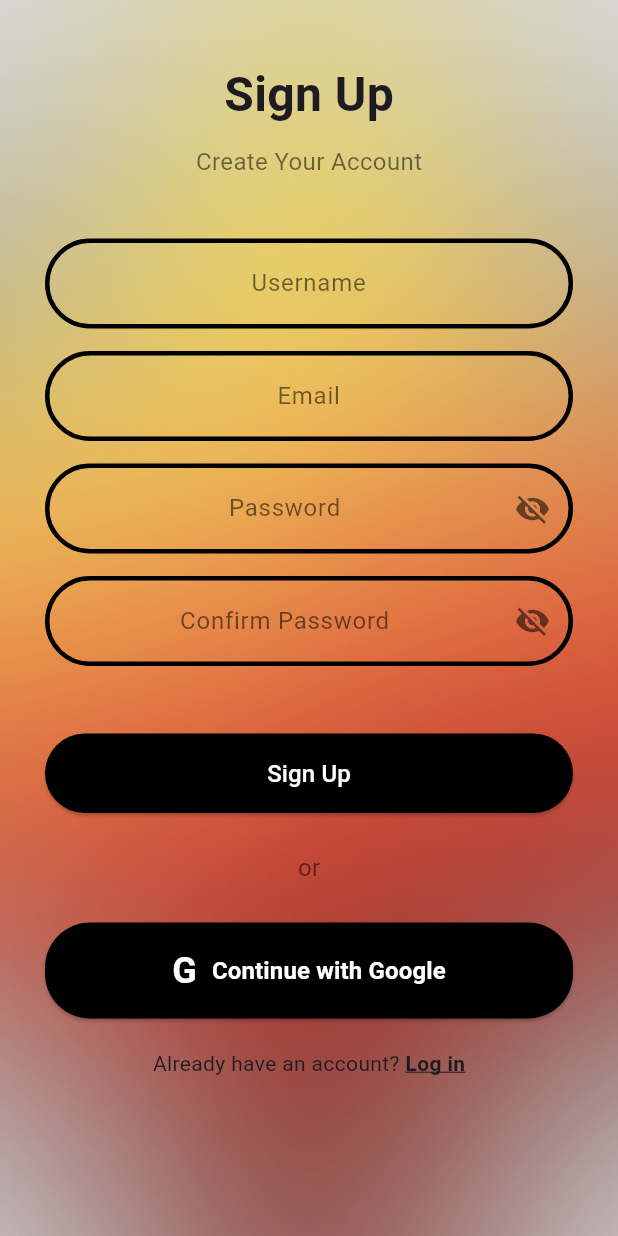
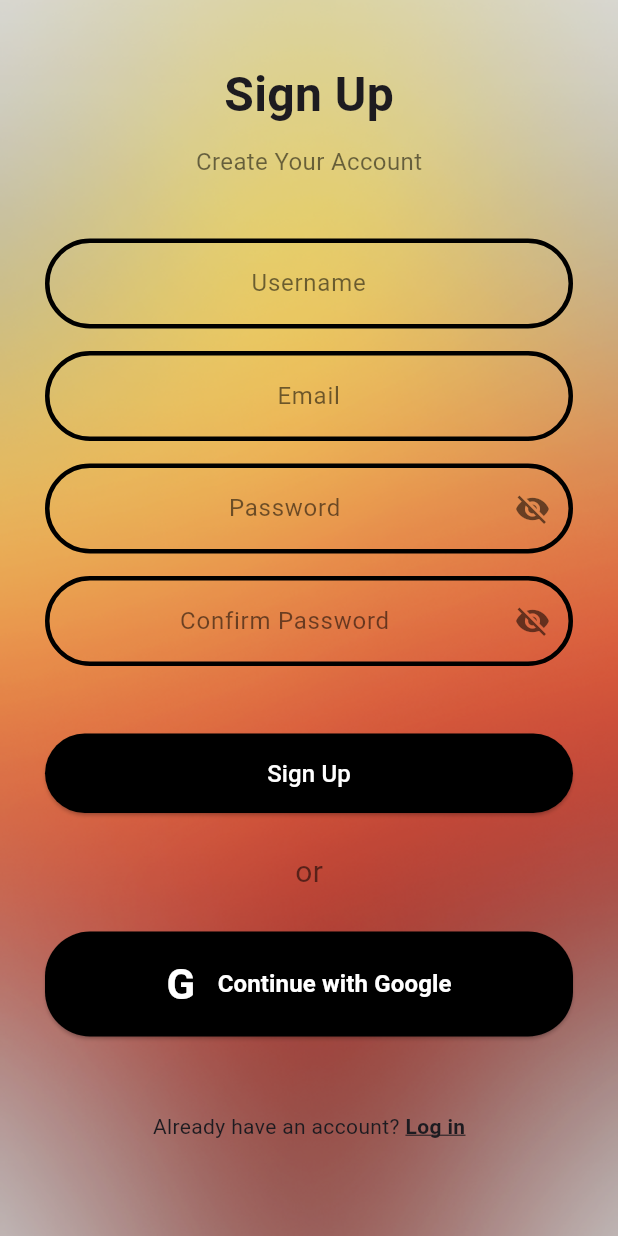
Before and after one commit to Sallam124/viva_journal, a Flutter app: the screen it shows after launch, on a phone screen of 412 x 824 dp. Run offline on Flutter 3.47's test engine with Material 3 defaults, Android fonts, the phone set to English and light mode, and no system bars; our stand-ins replace firebase_auth, firebase_core, google_sign_in; accounts and stored records are empty; Roboto replaces fonts that are missing (SF Pro Display).

Commit message:
firebase/google authentication/reset_password

```diff
--- a/viva_journal/lib/main.dart
+++ b/viva_journal/lib/main.dart
@@ -1,14 +1,25 @@
 import 'package:flutter/material.dart';
 import 'package:firebase_core/firebase_core.dart';
+import 'firebase_options.dart'; // ✅ Firebase Configurations
 import 'package:viva_journal/screens/loading_screen.dart';
 import 'package:viva_journal/screens/login_screen.dart';
 import 'package:viva_journal/screens/sign_up_screen.dart';
 import 'package:viva_journal/screens/home.dart';
 import 'package:viva_journal/screens/background_theme.dart';
+import 'package:viva_journal/screens/reset_password.dart'; // ✅ Import Reset Password Screen
+import 'package:viva_journal/widgets/widgets.dart'; // ✅ Import widgets.dart for `buildWillPopWrapper`
+
+// Global Navigator Key for retrieving context anywhere
+final GlobalKey<NavigatorState> navigatorKey = GlobalKey<NavigatorState>();
 
 void main() async {
   WidgetsFlutterBinding.ensureInitialized();
-  await Firebase.initializeApp();
+
+  // ✅ Correct Firebase initialization using firebase_options.dart
+  await Firebase.initializeApp(
+    options: DefaultFirebaseOptions.currentPlatform,
+  );
+
   runApp(const MyApp());
 }
 
@@ -18,46 +29,49 @@ class MyApp extends StatelessWidget {
   @override
   Widget build(BuildContext context) {
     return MaterialApp(
+      navigatorKey: navigatorKey, // ✅ Enables global navigation access
       debugShowCheckedModeBanner: false,
       title: 'Flutter Journal App',
       theme: ThemeData(
         fontFamily: 'SF Pro Display',
         primarySwatch: Colors.grey,
+        pageTransitionsTheme: PageTransitionsTheme( // ✅ Global Page Transition Animation
+          builders: {
+            TargetPlatform.android: FadePageTransition(), // ✅ Custom Fade Transition
+            TargetPlatform.iOS: FadePageTransition(), // ✅ Works for iOS too
+          },
+        ),
       ),
-      home: WillPopScope(
-        onWillPop: () async {
-          return await _onWillPop(context); // Check for back press
-        },
-        child: BackgroundContainer(child: SignUpScreen()), // Wrap with background
+      home: buildWillPopWrapper(
+        child: BackgroundContainer(child: SignUpScreen()), // ✅ Wrapped with WillPopScope for exit confirmation
       ),
       routes: {
-        '/signUp': (context) => BackgroundContainer(child: SignUpScreen()),
-        // '/home': (context) => BackgroundContainer(child: ()),
-        '/loading': (context) => BackgroundContainer(child: LoadingScreen()),
-        '/login': (context) => BackgroundContainer(child: LoginScreen()),
+        '/signUp': (context) => buildWillPopWrapper(
+          child: BackgroundContainer(child: SignUpScreen()),
+        ),
+        '/loading': (context) => buildWillPopWrapper(
+          child: BackgroundContainer(child: LoadingScreen()),
+        ),
+        '/login': (context) => buildWillPopWrapper(
+          child: BackgroundContainer(child: LoginScreen()),
+        ),
+        '/home': (context) => buildWillPopWrapper(
+          child: BackgroundContainer(child: HomeScreen()),
+        ),
+        '/resetPassword': (context) => buildWillPopWrapper(
+          child: BackgroundContainer(child: ForgotPasswordScreen()), // ✅ Added Reset Password Route
+        ),
       },
     );
   }
+}
 
-  Future<bool> _onWillPop(BuildContext context) async {
-    // Show a confirmation dialog when the back button is pressed
-    final shouldExit = await showDialog(
-      context: context,
-      builder: (context) => AlertDialog(
-        title: const Text('Are you sure?'),
-        content: const Text('Do you want to exit the app?'),
-        actions: <Widget>[
-          TextButton(
-            onPressed: () => Navigator.of(context).pop(false), // Don't exit
-            child: const Text('No'),
-          ),
-          TextButton(
-            onPressed: () => Navigator.of(context).pop(true), // Exit
-            child: const Text('Yes'),
-          ),
-        ],
-      ),
-    );
-    return shouldExit ?? false; // Only exit if the user confirms
+/// ✅ Custom Fade Transition for all Screens
+class FadePageTransition extends PageTransitionsBuilder {
+  @override
+  Widget buildTransitions<T>(
+      PageRoute<T> route, BuildContext context, Animation<double> animation,
+      Animation<double> secondaryAnimation, Widget child) {
+    return FadeTransition(opacity: animation, child: child);
   }
 }
--- a/viva_journal/lib/screens/sign_up_screen.dart
+++ b/viva_journal/lib/screens/sign_up_screen.dart
@@ -1,6 +1,7 @@
 import 'package:flutter/material.dart';
+import 'package:firebase_auth/firebase_auth.dart';
 import 'package:google_sign_in/google_sign_in.dart';
-import 'package:viva_journal/widgets/widgets.dart';  // Importing the form_widgets.dart file
+import 'package:viva_journal/widgets/widgets.dart';
 import 'package:viva_journal/screens/background_theme.dart';
 import 'package:viva_journal/screens/home.dart';
 import 'package:viva_journal/screens/login_screen.dart';
@@ -25,7 +26,7 @@ class _SignUpScreenState extends State<SignUpScreen> {
 
   bool _obscurePassword = true;
   bool _obscureConfirmPassword = true;
-  final GoogleSignIn _googleSignIn = GoogleSignIn();
+  final FirebaseAuth _auth = FirebaseAuth.instance;
 
   String? errorMessage;
 
@@ -38,16 +39,60 @@ class _SignUpScreenState extends State<SignUpScreen> {
     super.dispose();
   }
 
+  /// ✅ Handles Sign-Up with Email & Password
+  Future<void> _signUp() async {
+    if (_usernameController.text.isEmpty ||
+        _emailController.text.isEmpty ||
+        _passwordController.text.isEmpty ||
+        _confirmPasswordController.text.isEmpty) {
+      setState(() {
+        errorMessage = 'Please fill in all the fields.';
+      });
+      return;
+    }
+
+    if (_passwordController.text != _confirmPasswordController.text) {
+      setState(() {
+        errorMessage = 'Passwords do not match.';
+      });
+      return;
+    }
+
+    try {
+      UserCredential userCredential = await _auth.createUserWithEmailAndPassword(
+        email: _emailController.text.trim(),
+        password: _passwordController.text.trim(),
+      );
+
+      print("User registered: ${userCredential.user?.email}");
+      Navigator.pushReplacement(context, MaterialPageRoute(builder: (context) => HomeScreen()));
+    } on FirebaseAuthException catch (e) {
+      setState(() {
+        errorMessage = e.message;
+      });
+    }
+  }
+
+  /// ✅ Handles Google Sign-In & Links to Firebase
   Future<void> _handleGoogleSignIn() async {
     try {
-      final GoogleSignInAccount? account = await _googleSignIn.signIn();
-      if (account != null) {
-        Navigator.pushReplacementNamed(context, '/home');
-      } else {
+      final GoogleSignInAccount? googleUser = await GoogleSignIn().signIn();
+      if (googleUser == null) {
         setState(() {
           errorMessage = "Google Sign-In failed. Please try again.";
         });
+        return;
       }
+
+      final GoogleSignInAuthentication googleAuth = await googleUser.authentication;
+      final AuthCredential credential = GoogleAuthProvider.credential(
+        accessToken: googleAuth.accessToken,
+        idToken: googleAuth.idToken,
+      );
+
+      UserCredential userCredential = await _auth.signInWithCredential(credential);
+      print("Google User signed in: ${userCredential.user?.email}");
+      Navigator.pushReplacement(context, MaterialPageRoute(builder: (context) => HomeScreen()));
     } catch (error) {
       setState(() {
         errorMessage = "Google Sign-In error: $error";
@@ -55,89 +100,44 @@ class _SignUpScreenState extends State<SignUpScreen> {
     }
   }
 
-  void _signUp() {
-    if (_usernameController.text.isEmpty || _emailController.text.isEmpty || _passwordController.text.isEmpty || _confirmPasswordController.text.isEmpty) {
-      setState(() {
-        errorMessage = 'Please fill in all the fields.';
-      });
-    } else if (_passwordController.text != _confirmPasswordController.text) {
-      setState(() {
-        errorMessage = 'Passwords do not match.';
-      });
-    } else {
-      Navigator.pushReplacement(context, MaterialPageRoute(builder: (context) => HomeScreen()));
-    }
-  }
-
   @override
   Widget build(BuildContext context) {
     return Scaffold(
-      resizeToAvoidBottomInset: true,  // Allow resizing when keyboard is shown
+      resizeToAvoidBottomInset: true,
       body: BackgroundContainer(
-        child: SingleChildScrollView(  // Make the screen scrollable to handle keyboard overlap
+        child: SingleChildScrollView(
           child: Padding(
             padding: const EdgeInsets.symmetric(horizontal: 30),
             child: Column(
               children: [
-                const SizedBox(height: 40),  // Adds space from the top
+                const SizedBox(height: 40),
                 const Text(
                   'Sign Up',
                   style: TextStyle(fontSize: 32, fontWeight: FontWeight.bold),
                 ),
                 const SizedBox(height: 10),
-                const Text(
-                  'Create Your Account',
-                  style: TextStyle(fontSize: 16, color: Colors.black54),
-                ),
+                const Text('Create Your Account', style: TextStyle(fontSize: 16, color: Colors.black54)),
                 const SizedBox(height: 40),
-                buildTextField(_usernameController, 'Username', _usernameFocusNode, context, () {
-                  FocusScope.of(context).requestFocus(_usernameFocusNode);
-                }),
+                buildTextField(_usernameController, 'Username', _usernameFocusNode, context, () {}),
                 const SizedBox(height: 15),
-                buildTextField(_emailController, 'Email', _emailFocusNode, context, () {
-                  FocusScope.of(context).requestFocus(_emailFocusNode);
-                }),
+                buildTextField(_emailController, 'Email', _emailFocusNode, context, () {}),
                 const SizedBox(height: 15),
-                buildPasswordField(
-                  _passwordController,
-                  'Password',
-                  true,
-                  _passwordFocusNode,
-                  context,
-                      () {
-                    FocusScope.of(context).requestFocus(_passwordFocusNode);
-                  },
-                  _obscurePassword,
-                      () {
+                buildPasswordField(_passwordController, 'Password', _passwordFocusNode, context, () {}, _obscurePassword, () {
                   setState(() {
                     _obscurePassword = !_obscurePassword;
                   });
-                  },
-                ),
+                }),
                 const SizedBox(height: 15),
-                buildPasswordField(
-                  _confirmPasswordController,
-                  'Confirm Password',
-                  false,
-                  _confirmPasswordFocusNode,
-                  context,
-                      () {
-                    FocusScope.of(context).requestFocus(_confirmPasswordFocusNode);
-                  },
-                  _obscureConfirmPassword,
-                      () {
+                buildPasswordField(_confirmPasswordController, 'Confirm Password', _confirmPasswordFocusNode, context, () {}, _obscureConfirmPassword, () {
                   setState(() {
                     _obscureConfirmPassword = !_obscureConfirmPassword;
                   });
-                  },
-                ),
-                const SizedBox(height: 30),
+                }),
+                const SizedBox(height: 20),
+
                 if (errorMessage != null)
-                  Text(
-                    errorMessage!,
-                    style: TextStyle(color: Colors.red, fontSize: 14, fontWeight: FontWeight.bold),
-                  ),
-                const SizedBox(height: 15),
+                  Text(errorMessage!, style: const TextStyle(color: Colors.black54, fontSize: 14, fontWeight: FontWeight.bold)),
+                const SizedBox(height: 25),
                 SizedBox(
                   width: double.infinity,
                   child: ElevatedButton(
@@ -145,52 +145,36 @@ class _SignUpScreenState extends State<SignUpScreen> {
                     style: ElevatedButton.styleFrom(
                       backgroundColor: Colors.black,
                       padding: const EdgeInsets.symmetric(vertical: 15),
-                      shape: RoundedRectangleBorder(
-                        borderRadius: BorderRadius.circular(30),
-                      ),
+                      shape: RoundedRectangleBorder(borderRadius: BorderRadius.circular(30)),
                     ),
                     child: const Text('Sign Up', style: TextStyle(fontSize: 16, color: Colors.white)),
                   ),
                 ),
                 const SizedBox(height: 25),
-                const Text('or', style: TextStyle(fontSize: 16, color: Colors.black54)),
+                const Text('or', style: TextStyle(fontSize: 20, color: Colors.black54)),
                 const SizedBox(height: 25),
                 SizedBox(
                   width: double.infinity,
                   child: ElevatedButton(
                     onPressed: _handleGoogleSignIn,
-                    child: Row(
-                      mainAxisAlignment: MainAxisAlignment.center,
-                      children: const [
-                        Text(
-                          'G',
-                          style: TextStyle(
-                            fontSize: 24,
-                            fontWeight: FontWeight.bold,
-                            color: Colors.white,
-                          ),
-                        ),
-                        SizedBox(width: 10),
-                        Text(
-                          'Continue with Google',
-                          style: TextStyle(
-                            fontSize: 16,
-                            fontWeight: FontWeight.bold,
-                            color: Colors.white,
-                          ),
-                        ),
-                      ],
-                    ),
                     style: ElevatedButton.styleFrom(
                       backgroundColor: Colors.black,
                       padding: const EdgeInsets.symmetric(vertical: 15),
-                      shape: RoundedRectangleBorder(
-                        borderRadius: BorderRadius.circular(30),
+                      shape: RoundedRectangleBorder(borderRadius: BorderRadius.circular(30)),
+                    ),
+                    child: Row(
+                      mainAxisAlignment: MainAxisAlignment.center,
+
+                      children: const [
+                        Text('G', style: TextStyle(fontSize: 28, fontWeight: FontWeight.bold, color: Colors.white)),
+                        SizedBox(width: 15),
+                        SizedBox(height: 8),
+                        Text('Continue with Google', style: TextStyle(fontSize: 16, fontWeight: FontWeight.bold, color: Colors.white)),
+                      ],
                     ),
                   ),
                 ),
-                ),
-                const SizedBox(height: 20),
+                const SizedBox(height: 50),
                 Row(
                   mainAxisAlignment: MainAxisAlignment.center,
                   children: [
@@ -210,13 +194,7 @@ class _SignUpScreenState extends State<SignUpScreen> {
                     ),
                   ],
                 ),
-                const SizedBox(height: 112),
-                const Text(
-                  'By creating an account, you agree to the terms and\nConditions and Privacy Policy',
-                  textAlign: TextAlign.center,
-                  style: TextStyle(fontSize: 12, color: Colors.black54),
-                ),
-                const SizedBox(height: 2),  // Adjust this space to ensure proper layout
+                const SizedBox(height: 113),
               ],
             ),
           ),
--- a/viva_journal/lib/widgets/widgets.dart
+++ b/viva_journal/lib/widgets/widgets.dart
@@ -1,5 +1,9 @@
 import 'package:flutter/material.dart';
 
+/// ✅ Global Navigator Key for retrieving context anywhere
+final GlobalKey<NavigatorState> navigatorKey = GlobalKey<NavigatorState>();
+
+/// ✅ Builds a custom text field with styling
 Widget buildTextField(
     TextEditingController controller,
     String hint,
@@ -30,10 +34,10 @@ Widget buildTextField(
   );
 }
 
+/// ✅ Builds a password field with a visibility toggle
 Widget buildPasswordField(
     TextEditingController controller,
     String hint,
-    bool isPassword,
     FocusNode focusNode,
     BuildContext context,
     void Function() onTap,
@@ -49,12 +53,9 @@ Widget buildPasswordField(
       ),
       child: TextField(
         controller: controller,
-        obscureText: isPassword ? obscurePassword : obscurePassword,
+        obscureText: obscurePassword,
         focusNode: focusNode,
         textAlign: TextAlign.center,
-        onChanged: (text) {
-          // Optional: You can use this to clear error messages when typing
-        },
         decoration: InputDecoration(
           hintText: hint,
           hintStyle: const TextStyle(color: Colors.black54),
@@ -62,9 +63,7 @@ Widget buildPasswordField(
           border: InputBorder.none,
           suffixIcon: IconButton(
             icon: Icon(
-              isPassword
-                  ? (obscurePassword ? Icons.visibility_off : Icons.visibility)
-                  : (obscurePassword ? Icons.visibility_off : Icons.visibility),
+              obscurePassword ? Icons.visibility_off : Icons.visibility,
               color: Colors.black54,
             ),
             onPressed: togglePasswordVisibility,
@@ -75,3 +74,38 @@ Widget buildPasswordField(
     ),
   );
 }
+
+/// ✅ Wrapper to show exit confirmation when back button is pressed
+Widget buildWillPopWrapper({required Widget child}) {
+  return WillPopScope(
+    onWillPop: _onWillPop, // ✅ Uses the function below
+    child: child,
+  );
+}
+
+/// ✅ Function that shows exit confirmation dialog
+Future<bool> _onWillPop() async {
+  // ✅ Get the current context from the global navigation key
+  BuildContext? context = navigatorKey.currentContext;
+
+  if (context == null) return false; // Fallback if context is not found
+
+  final shouldExit = await showDialog<bool>(
+    context: context,
+    builder: (context) => AlertDialog(
+      title: const Text('Exit App?'),
+      content: const Text('Do you really want to exit?'),
+      actions: [
+        TextButton(
+          onPressed: () => Navigator.of(context).pop(false), // ❌ Don't exit
+          child: const Text('No'),
+        ),
+        TextButton(
+          onPressed: () => Navigator.of(context).pop(true), // ✅ Exit app
+          child: const Text('Yes'),
+        ),
+      ],
+    ),
+  );
+  return shouldExit ?? false; // ✅ Only exit if confirmed
+}
--- a/viva_journal/pubspec.yaml
+++ b/viva_journal/pubspec.yaml
@@ -8,10 +8,11 @@ environment:
   sdk: ^3.7.0
 
 dependencies:
-  google_sign_in: ^5.0.7
-  firebase_auth: ^4.0.0  # Only if you're using Firebase for authentication
+  google_sign_in: ^6.3.0
+  firebase_auth: ^5.5.1  # Only if you're using Firebase for authentication
   flutter:
     sdk: flutter
+  firebase_core: ^3.12.1 # Ensure this is added
   cupertino_icons: ^1.0.8
   shimmer: ^2.0.0
 
```
Also changed, not shown: viva_journal/lib/screens/login_screen.dart (+52 -24 lines), viva_journal/lib/screens/reset_password.dart (added, +132 -0 lines), viva_journal/firebase.json (added), viva_journal/lib/firebase_options.dart (added), viva_journal/pubspec.lock, 5 other files. Lines whose indentation alone changed are shown as unchanged.
